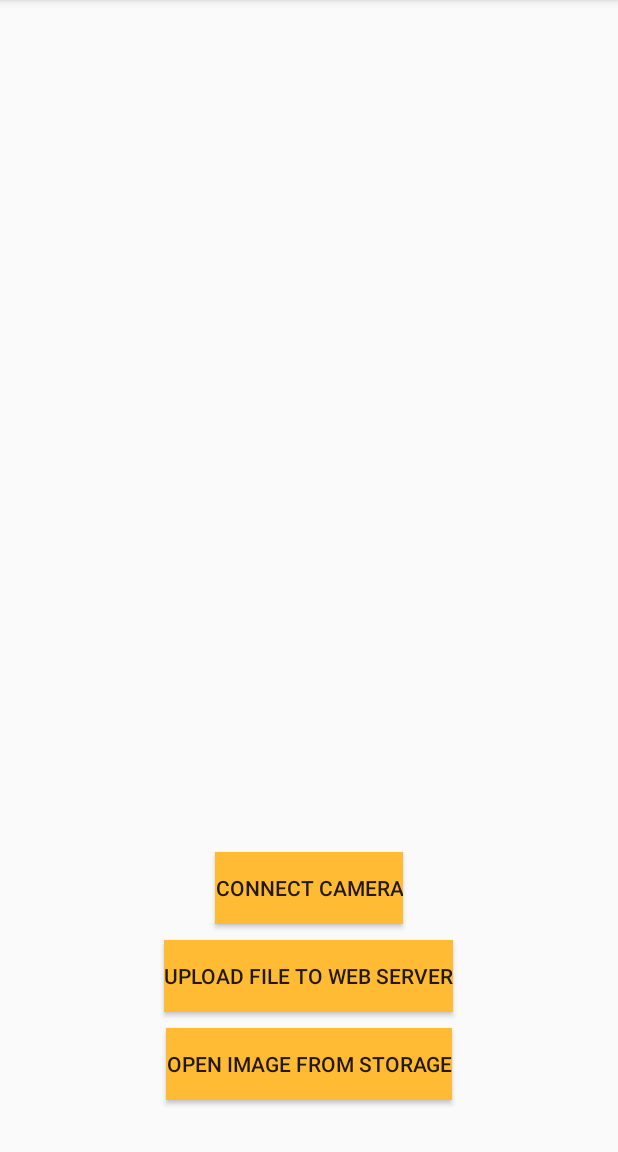
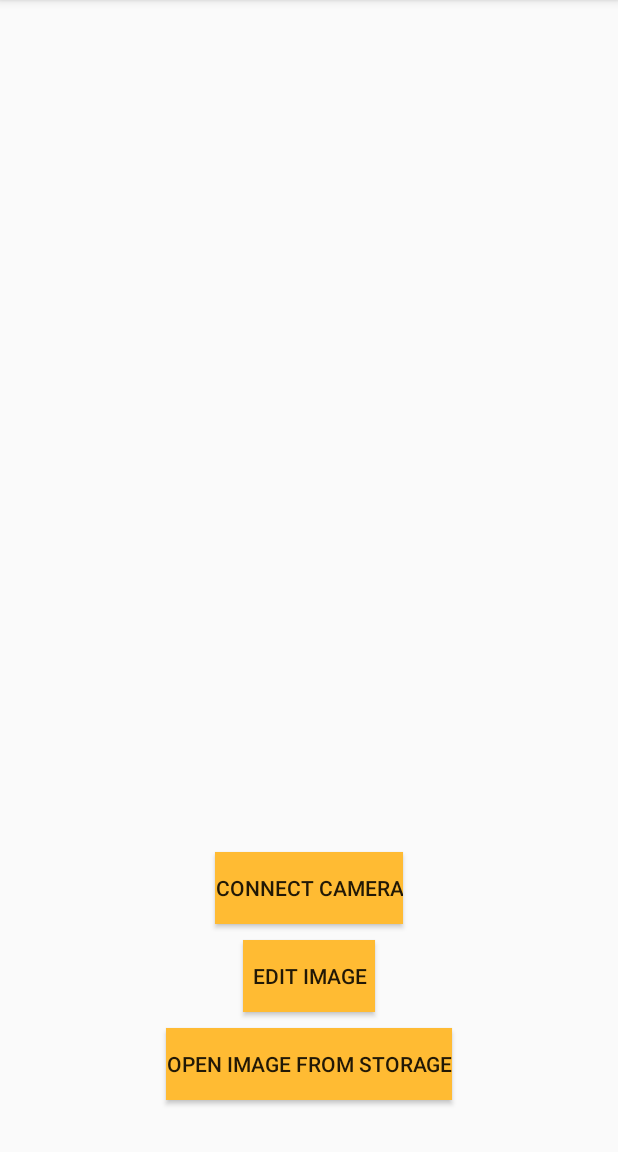
Before and after one commit to hoangknguyen1807/CameraScan, an Android app: the screen it shows after launch (MainActivity), after a tap on "OPEN IMAGE FROM STORAGE", on a phone screen of 412 x 824 dp, the part 84-1236 px from its top. Run offline under Robolectric (Android 15) with nearby library versions, the phone set to English and light mode, and no system bars; our stand-ins replace RxJava; 1 statement that could not run was skipped.

Commit message:
Added 'Edit Image' button
Signed-off-by: hoangknguyen1807 <hoangknguyen.1807@gmail.com>

```diff
--- a/app/src/main/java/com/example/camerascan/MainActivity.java
+++ b/app/src/main/java/com/example/camerascan/MainActivity.java
@@ -1,18 +1,13 @@
 package com.example.camerascan;
 
 import android.Manifest;
-import android.app.Activity;
 import android.app.Dialog;
 import android.content.Intent;
 import android.content.pm.PackageManager;
 import android.graphics.Bitmap;
-import android.graphics.Matrix;
-import android.graphics.PointF;
 import android.os.Build;
 import android.os.Bundle;
 import android.util.DisplayMetrics;
-import android.util.Log;
-import android.view.MotionEvent;
 import android.view.View;
 import android.widget.Button;
 import android.widget.ImageView;
@@ -22,20 +17,11 @@ import androidx.annotation.NonNull;
 import androidx.appcompat.app.AppCompatActivity;
 import androidx.core.app.ActivityCompat;
 
-import java.io.File;
-
 import io.reactivex.Single;
 import io.reactivex.android.schedulers.AndroidSchedulers;
 import io.reactivex.disposables.CompositeDisposable;
 import io.reactivex.disposables.Disposable;
 import io.reactivex.schedulers.Schedulers;
-import okhttp3.MediaType;
-import okhttp3.MultipartBody;
-import okhttp3.RequestBody;
-import retrofit2.Call;
-import retrofit2.Callback;
-import retrofit2.Response;
-import retrofit2.Retrofit;
 
 
 public class MainActivity extends AppCompatActivity implements View.OnClickListener {
@@ -65,8 +51,8 @@ public class MainActivity extends AppCompatActivity implements View.OnClickListe
 
         imgView = findViewById(R.id.imageView);
 
-        Button btnUpload = findViewById(R.id.btnUpload);
-        btnUpload.setOnClickListener(new View.OnClickListener() {
+        Button btnEditImage = findViewById(R.id.btnEditImage);
+        btnEditImage.setOnClickListener(new View.OnClickListener() {
             @Override
             public void onClick(View view) {
             }
@@ -86,6 +72,8 @@ public class MainActivity extends AppCompatActivity implements View.OnClickListe
             case R.id.btnOpenImage:
                 this.openImageFromStorage();
                 break;
+            case R.id.btnEditImage:
+                this.
         }
     }
 
--- a/app/src/main/res/layout/activity_main.xml
+++ b/app/src/main/res/layout/activity_main.xml
@@ -33,13 +33,13 @@
             android:text="Connect Camera" />
 
         <Button
-            android:id="@+id/btnUpload"
+            android:id="@+id/btnEditImage"
             android:layout_width="wrap_content"
             android:layout_height="wrap_content"
             android:layout_gravity="center"
             android:layout_margin="5dp"
             android:background="@android:color/holo_orange_light"
-            android:text="Upload file to Web server" />
+            android:text="@string/edit_image" />
 
         <Button
             android:id="@+id/btnOpenImage"
--- a/app/src/main/res/values/strings.xml
+++ b/app/src/main/res/values/strings.xml
@@ -5,4 +5,5 @@
     <string name="load_error">Failed to load the image</string>
     <string name="loading">Loading...</string>
     <string name="open_from_storage">Open Image from Storage</string>
+    <string name="edit_image">Edit Image</string>
 </resources>
```
